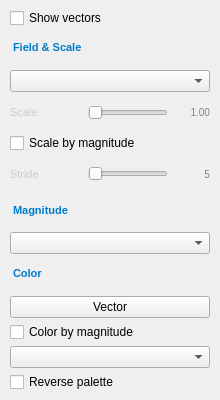
Before: the Qt Designer form src/ui/vectors_page.ui in thermeng/SciRender, drawn with Qt 5.
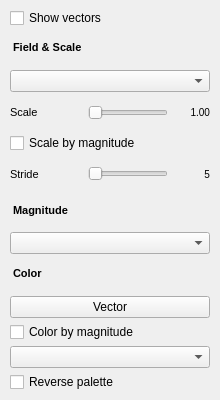
After: the same form once the commit is applied.

Commit message: Strip hardcoded dark-theme colors from .ui files for light/dark palette support

The edit to the form file:
```diff
--- a/src/ui/vectors_page.ui
+++ b/src/ui/vectors_page.ui
@@ -57,7 +57,7 @@
          <string>Field &amp; Scale</string>
         </property>
         <property name="styleSheet">
-         <string notr="true">font-size: 11px; font-weight: bold; color: #007acc; padding: 4px 0 6px 0; border-bottom: 1px solid #3c3c3c;</string>
+         <string notr="true">font-size: 11px; font-weight: bold;  padding: 4px 0 6px 0; border-bottom: 1px solid #3c3c3c;</string>
         </property>
        </widget>
       </item>
@@ -77,7 +77,7 @@
            <property name="text"><string>Scale</string></property>
            <property name="minimumSize"><size><width>72</width><height>0</height></size></property>
            <property name="maximumSize"><size><width>72</width><height>16777215</height></size></property>
-           <property name="styleSheet"><string notr="true">font-size: 11px; color: #cccccc;</string></property>
+           <property name="styleSheet"><string notr="true">font-size: 11px; </string></property>
            <property name="alignment"><set>Qt::AlignLeft|Qt::AlignVCenter</set></property>
           </widget>
          </item>
@@ -91,7 +91,7 @@
            <property name="text"><string>1.00</string></property>
            <property name="minimumSize"><size><width>36</width><height>0</height></size></property>
            <property name="maximumSize"><size><width>36</width><height>16777215</height></size></property>
-           <property name="styleSheet"><string notr="true">font-size: 10px; color: #858585;</string></property>
+           <property name="styleSheet"><string notr="true">font-size: 10px; </string></property>
            <property name="alignment"><set>Qt::AlignRight|Qt::AlignVCenter</set></property>
           </widget>
          </item>
@@ -118,7 +118,7 @@
            <property name="text"><string>Stride</string></property>
            <property name="minimumSize"><size><width>72</width><height>0</height></size></property>
            <property name="maximumSize"><size><width>72</width><height>16777215</height></size></property>
-           <property name="styleSheet"><string notr="true">font-size: 11px; color: #cccccc;</string></property>
+           <property name="styleSheet"><string notr="true">font-size: 11px; </string></property>
            <property name="alignment"><set>Qt::AlignLeft|Qt::AlignVCenter</set></property>
           </widget>
          </item>
@@ -132,7 +132,7 @@
            <property name="text"><string>5</string></property>
            <property name="minimumSize"><size><width>36</width><height>0</height></size></property>
            <property name="maximumSize"><size><width>36</width><height>16777215</height></size></property>
-           <property name="styleSheet"><string notr="true">font-size: 10px; color: #858585;</string></property>
+           <property name="styleSheet"><string notr="true">font-size: 10px; </string></property>
            <property name="alignment"><set>Qt::AlignRight|Qt::AlignVCenter</set></property>
           </widget>
          </item>
@@ -145,7 +145,7 @@
          <string>Magnitude</string>
         </property>
         <property name="styleSheet">
-         <string notr="true">font-size: 11px; font-weight: bold; color: #007acc; padding: 4px 0 6px 0; border-bottom: 1px solid #3c3c3c;</string>
+         <string notr="true">font-size: 11px; font-weight: bold;  padding: 4px 0 6px 0; border-bottom: 1px solid #3c3c3c;</string>
         </property>
        </widget>
       </item>
@@ -158,7 +158,7 @@
          <string>Color</string>
         </property>
         <property name="styleSheet">
-         <string notr="true">font-size: 11px; font-weight: bold; color: #007acc; padding: 4px 0 6px 0; border-bottom: 1px solid #3c3c3c;</string>
+         <string notr="true">font-size: 11px; font-weight: bold;  padding: 4px 0 6px 0; border-bottom: 1px solid #3c3c3c;</string>
         </property>
        </widget>
       </item>
```
The commit also changes 7 other files.
